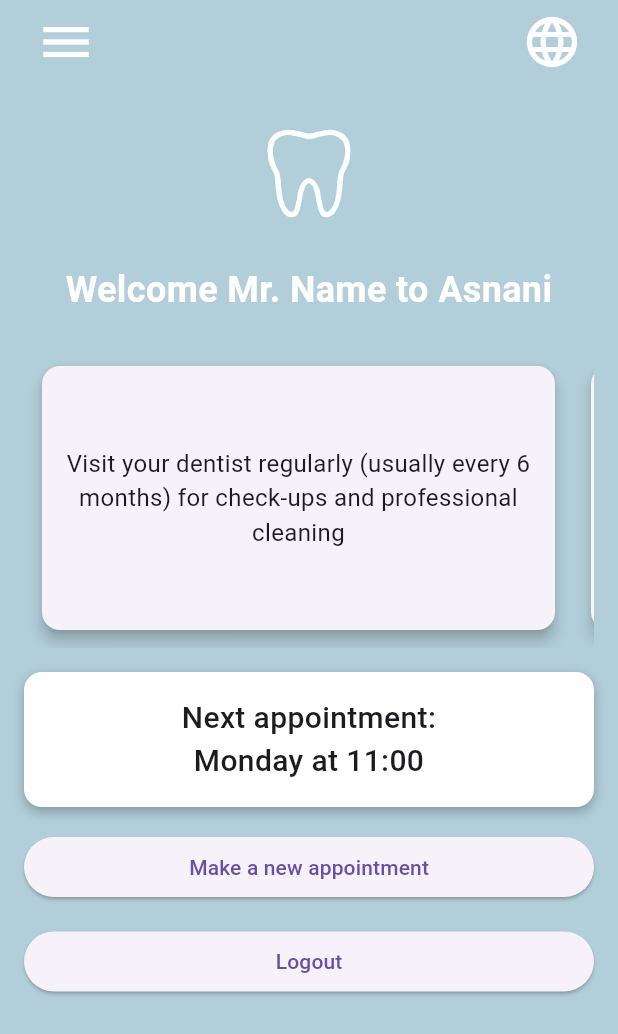
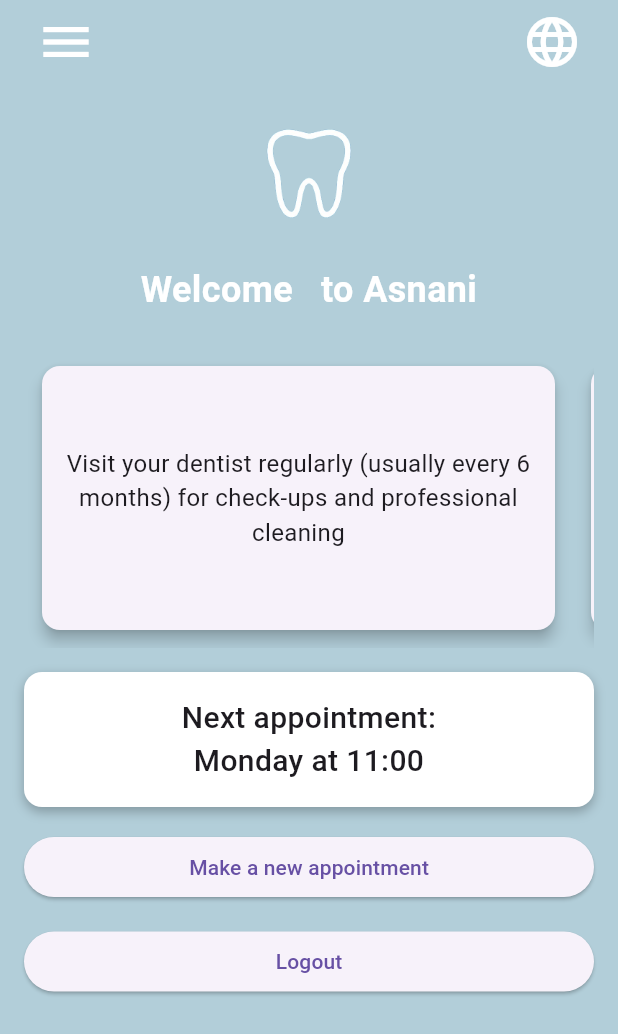
Before and after one commit to RoberHaiek/dentist-app, a Flutter app: the HomePage screen opened directly, in the side drawer, after a tap on the "close" icon, on a phone screen of 412 x 824 dp. Shown: the top 1034 px of the screen. Run offline on Flutter 3.47's test engine with Material 3 defaults, Android fonts, the phone set to English and light mode, and no system bars; our stand-ins replace cloud_firestore, firebase_auth, firebase_core; accounts and stored records are empty.

Commit message:
Add name placeholder to homepage

```diff
--- a/lib/pages/HomePage.dart
+++ b/lib/pages/HomePage.dart
@@ -6,11 +6,33 @@ import 'package:dentist_app/pages/PreviousAppointmentsPage.dart';
 import 'package:dentist_app/pages/SettingsPage.dart';
 import 'package:firebase_auth/firebase_auth.dart';
 import 'package:flutter/material.dart';
+import '../CurrentPatient.dart';
 import '../Images.dart';
 import 'UpcomingAppointmentsPage.dart';
 
-class HomePage extends StatelessWidget {
+class HomePage extends StatefulWidget {
   const HomePage({super.key});
+
+  @override
+  State<HomePage> createState() => HomePageState();
+}
+
+class HomePageState extends State<HomePage>{
+  final CurrentPatient currentPatient = CurrentPatient();
+  bool loading = true;
+
+  @override
+  void initState() {
+    super.initState();
+    _loadPatient();
+  }
+
+  Future<void> _loadPatient() async {
+    await currentPatient.loadFromFirestore();
+    setState(() {
+      loading = false;
+    });
+  }
 
   @override
   Widget build(BuildContext context) {
@@ -44,10 +66,7 @@ class HomePage extends StatelessWidget {
             ),
             ListTile(
               title: const Text("Homepage"),
-              onTap: () {
-                Navigator.pushReplacement(context,
-                    MaterialPageRoute(builder: (context) => const HomePage()));
-              },
+              onTap: () {},
             ),
             ListTile(
               title: const Text("Upcoming appointments"),
@@ -106,7 +125,9 @@ class HomePage extends StatelessWidget {
           ],
         ),
       ),
-      body: Stack(
+      body: loading
+        ? const Center(child: CircularProgressIndicator())
+        : Stack(
         children: [
           SingleChildScrollView(
             child: Padding(
@@ -140,9 +161,9 @@ class HomePage extends StatelessWidget {
                       crossAxisAlignment: CrossAxisAlignment.center,
                       children: [
                         Images.getImage("images/tooth_icon.png", 120.0, 120.0),
-                        const Text(
-                          "Welcome Mr. Name to Asnani",
-                          style: TextStyle(
+                        Text(
+                          "Welcome " + currentPatient.fullName + " to Asnani",
+                          style: const TextStyle(
                               fontSize: 24,
                               fontWeight: FontWeight.bold,
                               color: Colors.white),
```
